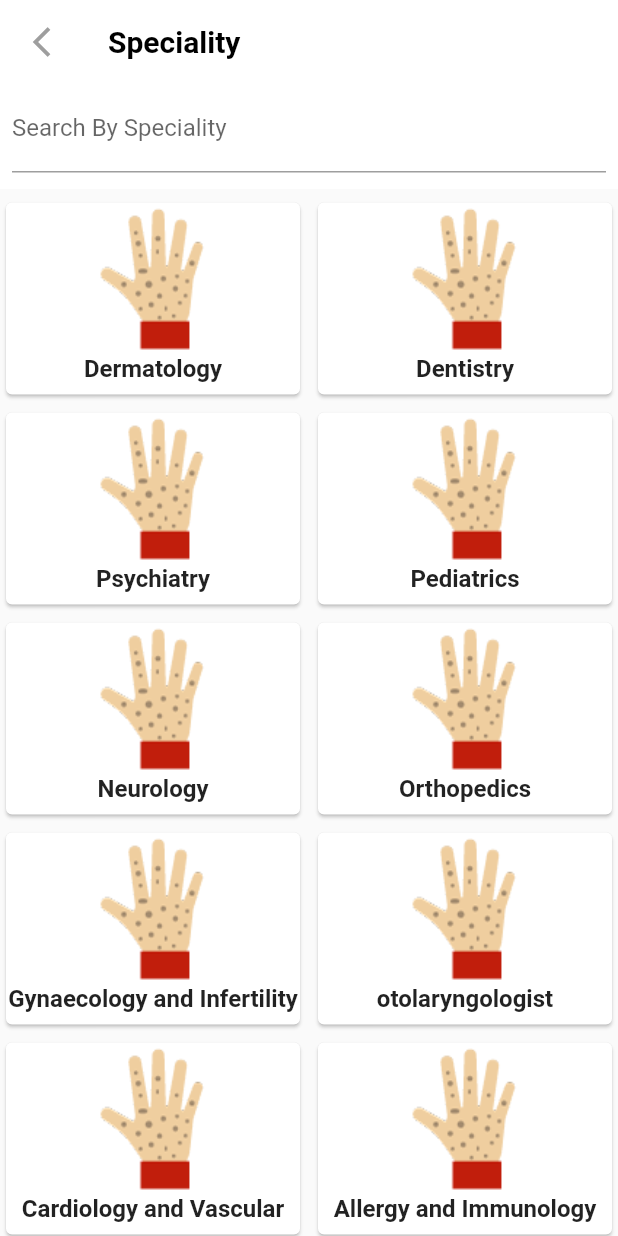
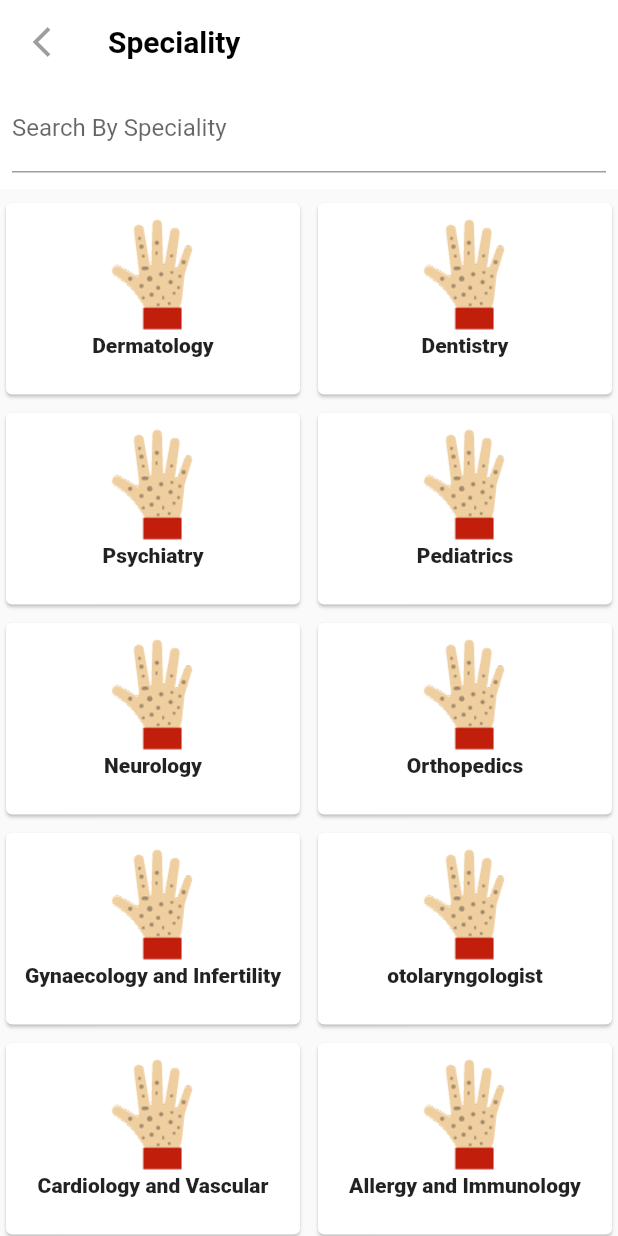
Before and after one commit to AhmedElbasha97/medicalkhealth-care, a Flutter app: the screen it shows after launch, on a phone screen of 412 x 824 dp. Run offline on Flutter 3.47's test engine with Material 2 defaults, Android fonts, the phone set to English and light mode, and no system bars; our stand-ins replace file_picker, firebase_auth, firebase_core, firebase_database, firebase_storage, font_awesome_flutter and 1 more; missing offline and left inert: animated_onboarding, flutter_dropdown; accounts and stored records are empty.

Commit message:
Update speciality_card.dart

```diff
--- a/med_app/lib/Widgets/speciality_card.dart
+++ b/med_app/lib/Widgets/speciality_card.dart
@@ -38,19 +38,25 @@ class _SpecialityCardState extends State<SpecialityCard> {
               .push(MaterialPageRoute(builder: (context) => SpecialityPage(speciality:widget.item.speciality)));
         },
         child: Card(
+          child: Padding(
+            padding: const EdgeInsets.all(8.0),
             child: Column(
+
               children: [
-              Expanded(
-                child: Image.asset(widget.item.image),
-              ),
-              Padding(
-                padding: const EdgeInsets.only(bottom: 8),
+
+                   Container(child: Image.asset(widget.item.image ,fit:BoxFit.contain ,),
+                   width: MediaQuery.of(context).size.width/4,height: MediaQuery.of(context).size.width/5.2,)
+
+                   ,
+
+                Center(
                   child: Text(
                     widget.item.speciality,
-                  style: TextStyle(fontWeight: FontWeight.bold, fontSize: 16),
+                    style: TextStyle(fontWeight: FontWeight.w800, fontSize: 14 ),
                   ),
                 )
               ],
+            ),
           ),
         ));
 
```
Lines whose indentation alone changed are shown as unchanged.
